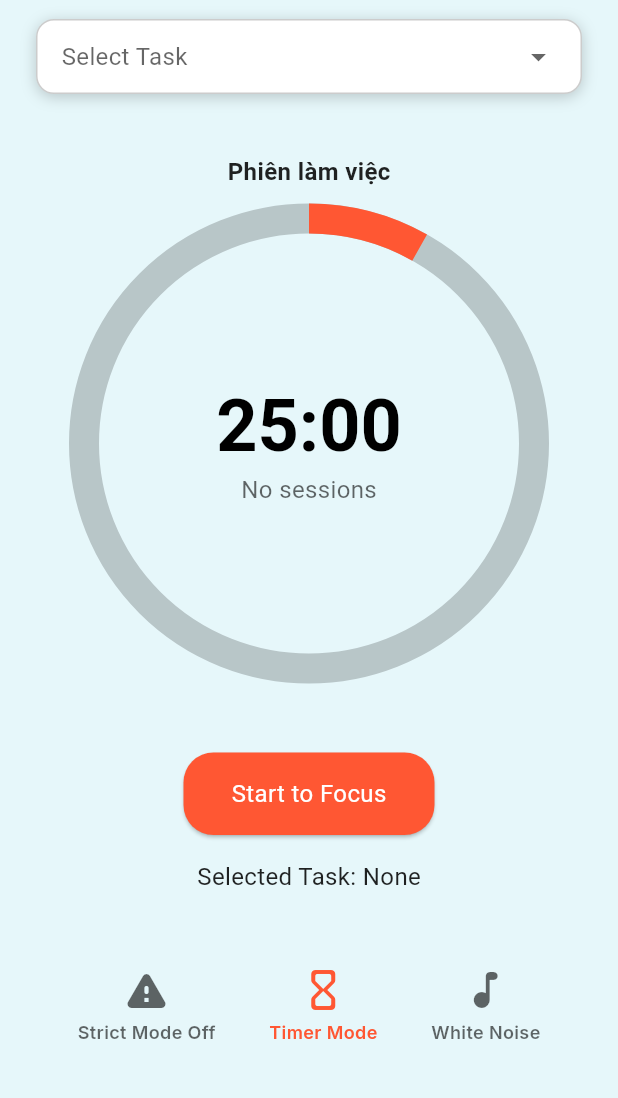
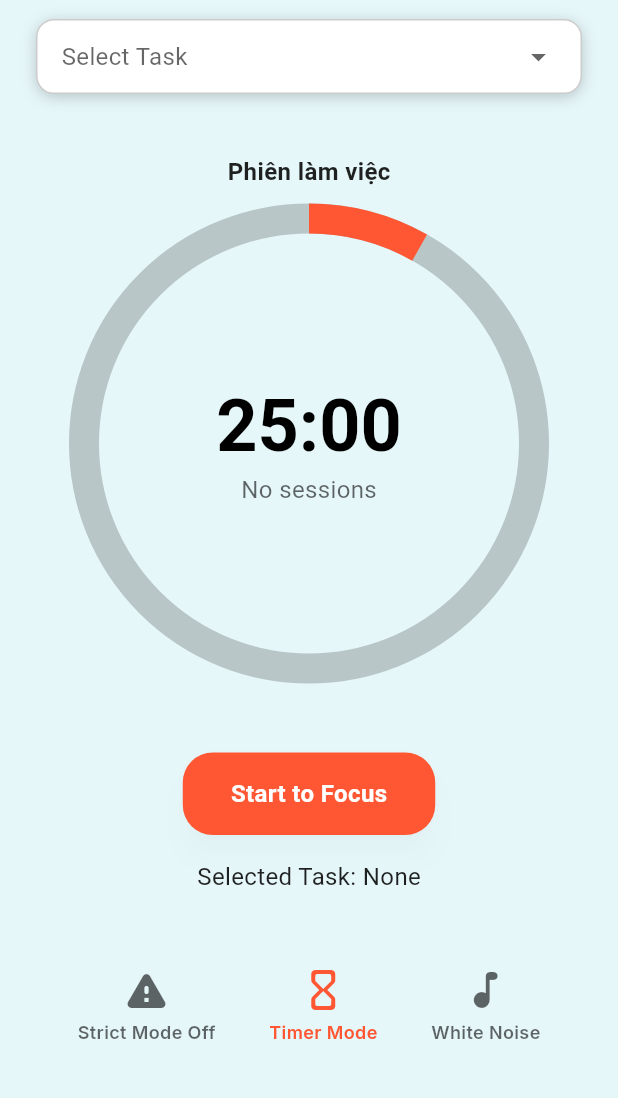
Before and after one commit to Tung204/moji_todo, a Flutter app: the HomeScreen screen opened by its route, on a phone screen of 412 x 824 dp, the part 65-1163 px from its top. Run offline on Flutter 3.47's test engine with Material 3 defaults, Android fonts, the phone set to English and light mode, and no system bars; our stand-ins replace audioplayers, bloc, cloud_firestore, equatable, firebase_auth, firebase_core and 16 more; accounts and stored records are empty.

Commit message:
update fix xung dot

```diff
--- a/lib/core/widgets/custom_button.dart
+++ b/lib/core/widgets/custom_button.dart
@@ -6,6 +6,7 @@ class CustomButton extends StatelessWidget {
   final Color? backgroundColor;
   final Color? textColor;
   final double borderRadius;
+  final bool useGradient;
 
   const CustomButton({
     super.key,
@@ -14,25 +15,51 @@ class CustomButton extends StatelessWidget {
     this.backgroundColor,
     this.textColor,
     this.borderRadius = 20,
+    this.useGradient = false,
   });
 
   @override
   Widget build(BuildContext context) {
+    final defaultBackgroundColor = Theme.of(context).colorScheme.primary;
+    final defaultTextColor = Theme.of(context).colorScheme.onPrimary;
+
     return ElevatedButton(
       onPressed: onPressed,
       style: ElevatedButton.styleFrom(
-        backgroundColor: backgroundColor ?? Theme.of(context).colorScheme.primary,
-        foregroundColor: textColor ?? Theme.of(context).colorScheme.onPrimary,
+        backgroundColor: useGradient ? null : (backgroundColor ?? defaultBackgroundColor),
+        foregroundColor: textColor ?? defaultTextColor,
+        padding: const EdgeInsets.symmetric(horizontal: 32, vertical: 16),
         shape: RoundedRectangleBorder(
           borderRadius: BorderRadius.circular(borderRadius),
         ),
-        padding: const EdgeInsets.symmetric(horizontal: 32, vertical: 16),
+        shadowColor: Colors.black.withOpacity(0.1),
+        elevation: 8,
+        surfaceTintColor: Colors.transparent,
       ),
-      child: Text(
-        label,
-        style: Theme.of(context).textTheme.bodyMedium?.copyWith(
-          color: textColor ?? Theme.of(context).colorScheme.onPrimary,
-          fontSize: 16,
+      child: Container(
+        decoration: useGradient
+            ? BoxDecoration(
+          gradient: LinearGradient(
+            colors: [
+              backgroundColor ?? defaultBackgroundColor,
+              (backgroundColor ?? defaultBackgroundColor).withOpacity(0.8),
+            ],
+            begin: Alignment.topLeft,
+            end: Alignment.bottomRight,
+          ),
+          borderRadius: BorderRadius.circular(borderRadius),
+        )
+            : null,
+        child: Padding(
+          padding: const EdgeInsets.symmetric(horizontal: 0, vertical: 0),
+          child: Text(
+            label,
+            style: Theme.of(context).textTheme.bodyMedium?.copyWith(
+              color: textColor ?? defaultTextColor,
+              fontSize: 16,
+              fontWeight: FontWeight.w600,
+            ),
+          ),
         ),
       ),
     );
--- a/lib/features/calendar/presentation/calendar_screen.dart
+++ b/lib/features/calendar/presentation/calendar_screen.dart
@@ -71,7 +71,7 @@ class _CalendarScreenState extends State<CalendarScreen> {
           backgroundColor: Theme.of(context).scaffoldBackgroundColor,
           appBar: AppBar(
             scrolledUnderElevation: 0.0,
-            backgroundColor: Theme.of(context).scaffoldBackgroundColor, // Đồng bộ với Scaffold
+            backgroundColor: Theme.of(context).scaffoldBackgroundColor,
             elevation: 0,
             automaticallyImplyLeading: false,
             title: Text(
@@ -129,8 +129,6 @@ class _CalendarScreenState extends State<CalendarScreen> {
                     fontSize: 16,
                     fontWeight: FontWeight.bold,
                   ),
-                  leftChevronIcon: Icon(Icons.chevron_left, color: Theme.of(context).iconTheme.color, size: 20),
-                  rightChevronIcon: Icon(Icons.chevron_right, color: Theme.of(context).iconTheme.color, size: 20),
                 ),
                 daysOfWeekStyle: DaysOfWeekStyle(
                   weekdayStyle: Theme.of(context).textTheme.bodyMedium!.copyWith(
--- a/lib/features/home/presentation/widgets/pomodoro_timer.dart
+++ b/lib/features/home/presentation/widgets/pomodoro_timer.dart
@@ -121,7 +121,7 @@ class _PomodoroTimerState extends State<PomodoroTimer> with TickerProviderStateM
                     Text(
                       state.isCountingUp
                           ? 'Counting Up'
-                          : (state.currentSession ==0
+                          : (state.currentSession == 0
                           ? 'No sessions'
                           : '${state.currentSession} of ${state.totalSessions} sessions'),
                       style: Theme.of(context).textTheme.bodyMedium?.copyWith(
@@ -156,12 +156,8 @@ class _PomodoroTimerState extends State<PomodoroTimer> with TickerProviderStateM
                     widget.stateManager?.handleTimerAction('pause');
                   }
                 },
-                backgroundColor: Theme.of(context).brightness == Brightness.light
-                    ? Colors.grey // #FF9E9E9E (light mode, khớp code cũ)
-                    : Colors.grey[700], // #616161 (dark mode)
-                textColor: Theme.of(context).brightness == Brightness.light
-                    ? Colors.white // Trắng trong light mode
-                    : Colors.black, // Đen trong dark mode
+                backgroundColor: Theme.of(context).colorScheme.onSurface.withOpacity(0.6),
+                textColor: Theme.of(context).colorScheme.onSurface,
                 borderRadius: 20,
               ),
             if (state.isPaused)
@@ -175,12 +171,8 @@ class _PomodoroTimerState extends State<PomodoroTimer> with TickerProviderStateM
                         widget.stateManager?.handleTimerAction('stop');
                       }
                     },
-                    backgroundColor: Theme.of(context).brightness == Brightness.light
-                        ? Colors.grey // #FF9E9E9E (light mode, khớp code cũ)
-                        : Colors.grey[700], // #616161 (dark mode)
-                    textColor: Theme.of(context).brightness == Brightness.light
-                        ? Colors.white // Trắng trong light mode
-                        : Colors.black, // Đen trong dark mode
+                    backgroundColor: Theme.of(context).colorScheme.onSurface.withOpacity(0.6),
+                    textColor: Theme.of(context).colorScheme.onSurface,
                     borderRadius: 20,
                   ),
                   const SizedBox(width: 16),
--- a/lib/features/tasks/presentation/task_list_screen.dart
+++ b/lib/features/tasks/presentation/task_list_screen.dart
@@ -320,6 +320,8 @@ class TaskListScreen extends StatelessWidget {
                             onPlayPressed: () {
                               // Logic bắt đầu Pomodoro cho task
                             },
+                            showDetails: true,
+                            padding: const EdgeInsets.symmetric(vertical: 8.0, horizontal: 16.0),
                           ),
                         );
                       } else if (index == waitingTasks.length && completedTasks.isNotEmpty) {
@@ -357,6 +359,8 @@ class TaskListScreen extends StatelessWidget {
                             onPlayPressed: () {
                               // Logic bắt đầu Pomodoro cho task
                             },
+                            showDetails: true,
+                            padding: const EdgeInsets.symmetric(vertical: 8.0, horizontal: 16.0),
                           ),
                         );
                       }
```
Also changed, not shown: lib/features/home/presentation/widgets/task_card.dart (+8 -8 lines), lib/features/tasks/presentation/task_detail_screen.dart (+7 -4 lines), lib/features/tasks/presentation/trash_screen.dart (+6 -5 lines), lib/main.dart (line endings or trailing spaces).
